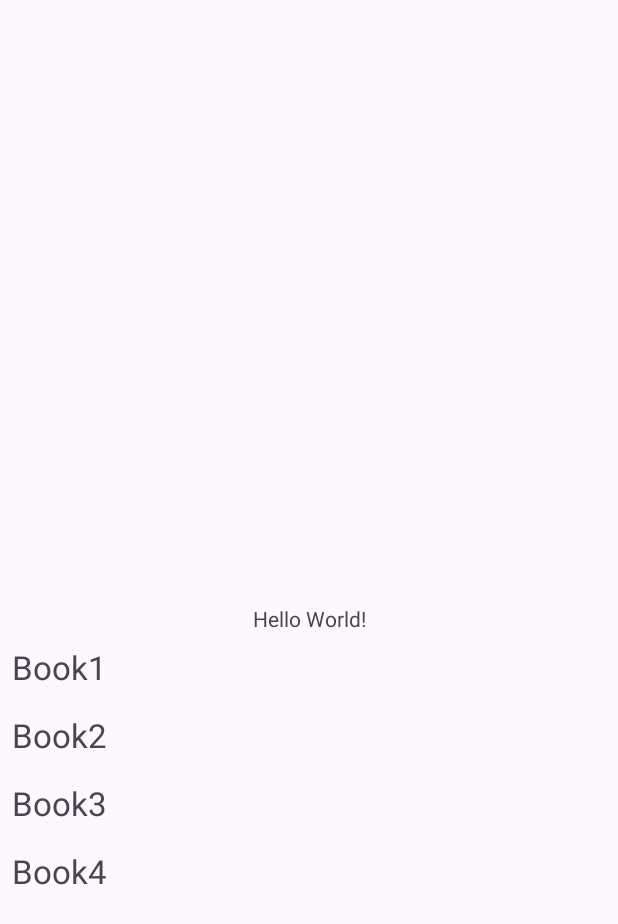
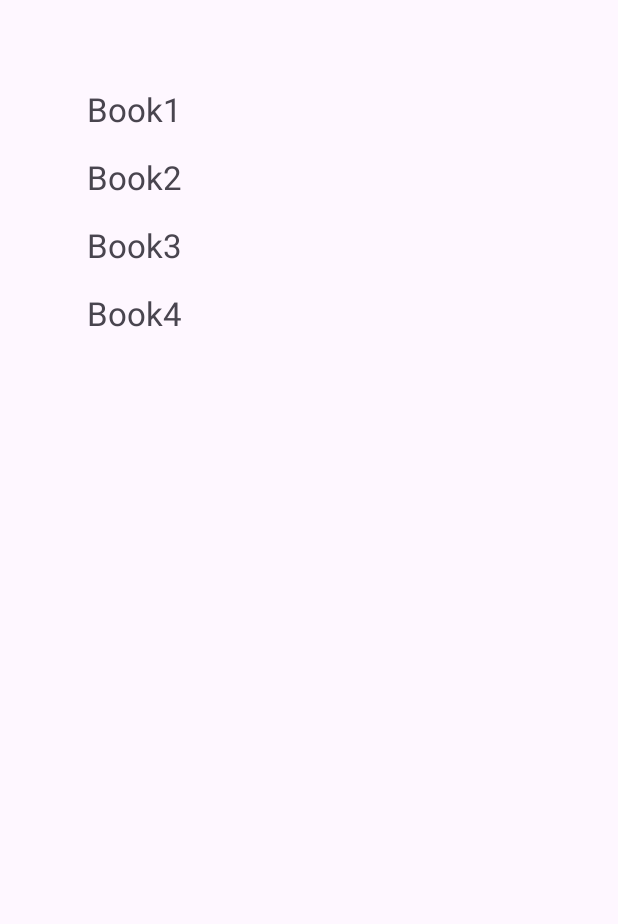
Before and after one commit to eliffvural/BookLensAPP-, an Android app: the screen it shows after launch (MainActivity), on a phone screen of 412 x 824 dp. Shown: the top 924 px of the screen. Run offline under Robolectric (Android 15) with nearby library versions, the phone set to English and light mode, and no system bars.

Commit message:
some margin features controlled

```diff
--- a/app/src/main/res/layout/activity_main.xml
+++ b/app/src/main/res/layout/activity_main.xml
@@ -7,21 +7,17 @@
     android:layout_height="match_parent"
     tools:context=".MainActivity">
 
-    <TextView
-        android:id="@+id/helloTextView"
-        android:layout_width="wrap_content"
-        android:layout_height="wrap_content"
-        android:text="Hello World!"
+    <androidx.recyclerview.widget.RecyclerView
+        android:id="@+id/bookRecyclerView"
+        android:layout_width="match_parent"
+        android:layout_height="0dp"
+        android:layout_marginStart="50dp"
+        android:layout_marginTop="50dp"
+        android:layout_marginEnd="50dp"
+        android:layout_marginBottom="50dp"
         app:layout_constraintBottom_toBottomOf="parent"
         app:layout_constraintEnd_toEndOf="parent"
         app:layout_constraintStart_toStartOf="parent"
         app:layout_constraintTop_toTopOf="parent" />
 
-    <androidx.recyclerview.widget.RecyclerView
-        android:id="@+id/bookRecyclerView"
-        android:layout_width="match_parent"
-        android:layout_height="0dp"
-        app:layout_constraintTop_toBottomOf="@id/helloTextView"
-    app:layout_constraintBottom_toBottomOf="parent" />
-
 </androidx.constraintlayout.widget.ConstraintLayout>
```
